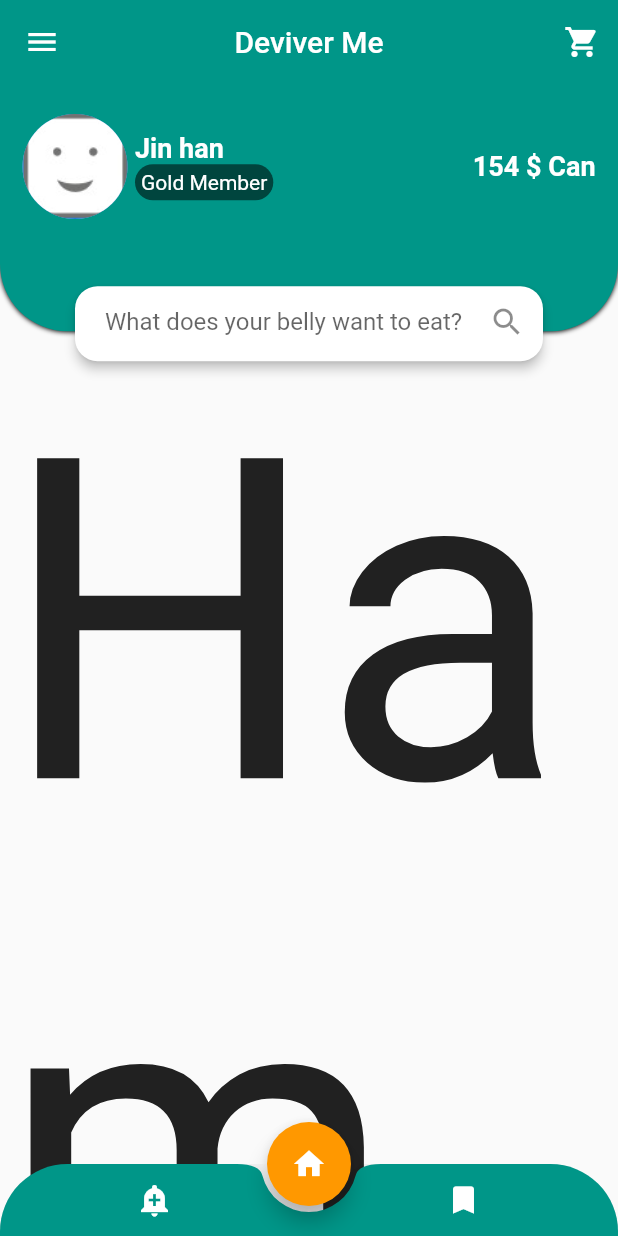
After one commit to jinhan38/flutter_exam_jinhan, a Flutter app: the screen it shows after launch, after a tap on "햄버거앱", on a phone screen of 412 x 824 dp. The commit adds this screen. Run offline on Flutter 3.47's test engine with Material 2 defaults, Android fonts, the phone set to English and light mode, and no system bars; our stand-ins replace flutter_spinkit, flutter_svg, fluttertoast, geolocator, google_fonts, timer_builder.

Commit message:
hamburger app  developing

```diff
--- /dev/null
+++ b/lib/hamburger/Hamburger.dart
@@ -0,0 +1,70 @@
+import 'package:flutter/material.dart';
+
+import 'Header.dart';
+
+class Hamburger extends StatefulWidget {
+  const Hamburger({Key? key}) : super(key: key);
+
+  @override
+  _HamburgerState createState() => _HamburgerState();
+}
+
+class _HamburgerState extends State<Hamburger> {
+  @override
+  Widget build(BuildContext context) {
+    return Scaffold(
+      body: CustomScrollView(
+        slivers: [
+          SliverAppBar(
+            pinned: true,
+            centerTitle: true,
+            title: (Text("Deviver Me")),
+            leading: IconButton(onPressed: () {}, icon: Icon(Icons.menu)),
+            actions: [
+              IconButton(onPressed: () {}, icon: Icon(Icons.shopping_cart))
+            ],
+          ),
+          Header(),
+          SliverList(
+              delegate: SliverChildListDelegate(
+                  [Text("Hamburger", style: TextStyle(fontSize: 300))])),
+        ],
+      ),
+      extendBody: true,
+      //extendBody 를 true로 하면 shape: CircularNotchedRectangle() 만든 바텀네비의 곡선부분을 투명으로 만든다
+      floatingActionButtonLocation: FloatingActionButtonLocation.centerDocked,
+      floatingActionButton: FloatingActionButton(
+        onPressed: () {},
+        child: Icon(Icons.home),
+      ),
+      bottomNavigationBar: ClipRRect(
+        borderRadius: BorderRadius.vertical(top: Radius.circular(45)),
+        child: Container(
+          // color: Colors.black38,
+          child: BottomAppBar(
+            shape: CircularNotchedRectangle(),
+            child: Row(
+              children: [
+                Spacer(),
+                IconButton(
+                  onPressed: () {},
+                  icon: Icon(
+                    Icons.add_alert,
+                    color: Colors.white,
+                  ),
+                ),
+                Spacer(),
+                Spacer(),
+                IconButton(
+                  onPressed: () {},
+                  icon: Icon(Icons.turned_in, color: Colors.white),
+                ),
+                Spacer(),
+              ],
+            ),
+          ),
+        ),
+      ),
+    );
+  }
+}
--- /dev/null
+++ b/lib/hamburger/Header.dart
@@ -0,0 +1,112 @@
+import 'package:flutter/cupertino.dart';
+import 'package:flutter/material.dart';
+
+class Header extends StatefulWidget {
+  @override
+  _HeaderState createState() => _HeaderState();
+}
+
+class _HeaderState extends State<Header> {
+  @override
+  Widget build(BuildContext context) {
+    //디바이스의 사이즈를 구해온다.
+    Size size = MediaQuery.of(context).size;
+    print("사이즈 확인 ${size.height}");
+    return SliverList(
+      delegate: SliverChildListDelegate(
+        [
+          Stack(
+            children: [
+              Column(
+                children: [
+                  Container(
+                    padding: EdgeInsets.symmetric(horizontal: 15.0),
+                    height: size.height / 5,
+                    decoration: BoxDecoration(
+                      color: Colors.teal,
+                      borderRadius: BorderRadius.vertical(
+                        bottom: Radius.circular(45),
+                      ),
+                      boxShadow: [BoxShadow(blurRadius: 2)],
+                    ),
+                    child: Column(
+                      children: [
+                        SizedBox(height: 20.0),
+                        Row(
+                          children: [
+                            CircleAvatar(
+                              backgroundColor: Colors.white70,
+                              radius: 35,
+                              child: CircleAvatar(
+                                backgroundImage: AssetImage("image/good.png"),
+                                radius: 35.0,
+                              ),
+                            ),
+                            SizedBox(width: 5),
+                            Column(
+                              crossAxisAlignment: CrossAxisAlignment.start,
+                              children: [
+                                Text(
+                                  "Jin han",
+                                  style: TextStyle(
+                                      color: Colors.white,
+                                      fontWeight: FontWeight.bold,
+                                      fontSize: 18),
+                                ),
+                                Container(
+                                  padding: EdgeInsets.all(4),
+                                  decoration: BoxDecoration(
+                                      borderRadius: BorderRadius.circular(20),
+                                      color: Colors.black54),
+                                  child: Text(
+                                    "Gold Member",
+                                    style: TextStyle(color: Colors.white),
+                                  ),
+                                ),
+                              ],
+                            ),
+                            Spacer(),
+                            // Spacer를 넣음으로써 154&Can text를 끝으로 보낼 수 있다.
+                            Text(
+                              "154 \$ Can",
+                              style: TextStyle(
+                                  color: Colors.white,
+                                  fontWeight: FontWeight.bold,
+                                  fontSize: 18),
+                            )
+                          ],
+                        )
+                      ],
+                    ),
+                  ),
+                  SizedBox(height: 20.0)
+                ],
+              ),
+              Positioned(
+                bottom: 0,
+                child: Container(
+                  width: size.width,
+                  height: 50,
+                  child: Card(
+                    elevation: 3,
+                    margin: EdgeInsets.symmetric(horizontal: 50),
+                    shape: RoundedRectangleBorder(
+                        borderRadius: BorderRadius.circular(15)),
+                    child: TextFormField(
+                      decoration: InputDecoration(
+                        border: InputBorder.none,
+                        labelText: "What does your belly want to eat?",
+                        suffixIcon: Icon(Icons.search),
+                        contentPadding:  EdgeInsets.only(left: 20)
+                      ),
+                    ),
+                  ),
+                ),
+              ),
+            ],
+          )
+        ],
+      ),
+    );
+  }
+}
--- a/lib/main.dart
+++ b/lib/main.dart
@@ -1,7 +1,7 @@
 import 'package:flutter/material.dart';
 import 'package:flutter_exam/future_async_await/FutureTest.dart';
+import 'package:flutter_exam/hamburger/Hamburger.dart';
 import 'package:flutter_exam/weather_app/WeatherMain.dart';
-
 import 'login_dice/LoginDiceApp.dart';
 import 'login_with_firebase/LoginWithFirebase.dart';
 
@@ -13,15 +13,21 @@ class MyApp extends StatelessWidget {
     return MaterialApp(
       debugShowCheckedModeBanner: false,
       title: 'jinhanExample',
-      // home: LoginDiceApp(),
-      theme: ThemeData(primaryColor: Colors.blue),
+      // theme: ThemeData(primaryColor: Colors.blue),
+      theme: ThemeData(
+          appBarTheme: AppBarTheme(color: Colors.teal, centerTitle: true),
+          primaryColor: Colors.blue,
+          floatingActionButtonTheme:
+              FloatingActionButtonThemeData(backgroundColor: Colors.orange),
+          bottomAppBarColor: Colors.teal),
       initialRoute: '/home',
       routes: {
         '/home': (context) => Home(),
         '/dice': (context) => LoginDiceApp(),
         '/snsLogin': (context) => LoginWithFirebase(),
-        '/futureTest' : (context) => FutureTest(),
-        '/weatherApp' : (context) => WeatherMain(),
+        '/futureTest': (context) => FutureTest(),
+        '/weatherApp': (context) => WeatherMain(),
+        '/hamburgerApp': (context) => Hamburger(),
         // '/future_async_await': (context) => Future_(),
       },
     );
@@ -44,8 +50,13 @@ class Home extends StatelessWidget {
           SizedBox(height: 15.0),
           moveButton(context: context, pushNamed: "/dice", text: '로그인/주사위'),
           moveButton(context: context, pushNamed: "/snsLogin", text: 'SNS 로그인'),
-          moveButton(context: context, pushNamed: "/futureTest", text: 'Future Test basic'),
+          moveButton(
+              context: context,
+              pushNamed: "/futureTest",
+              text: 'Future Test basic'),
           moveButton(context: context, pushNamed: "/weatherApp", text: '날씨앱'),
+          moveButton(
+              context: context, pushNamed: "/hamburgerApp", text: '햄버거앱'),
         ],
       ),
     );
--- a/lib/weather_app/WeatherMain.dart
+++ b/lib/weather_app/WeatherMain.dart
@@ -2,8 +2,7 @@ import 'package:flutter/material.dart';
 import 'package:flutter_exam/weather_app/MyLocation.dart';
 import 'package:flutter_exam/weather_app/Weather_screen.dart';
 import 'Network.dart';
-import 'package:google_fonts/google_fonts.dart';
-import 'package:flutter_svg/flutter_svg.dart';
+import 'package:flutter_spinkit/flutter_spinkit.dart';
 
 const api_key = "d408636772247d11fd077b7e4113b96d";
 
@@ -15,6 +14,12 @@ class WeatherMain extends StatefulWidget {
 class _WeatherMainState extends State<WeatherMain> {
   double latitude3 = 0.0;
   double longitude3 = 0.0;
+
+
+  @override
+  void initState() {
+    callAPI();
+  }
 
   //await는 future의 값이 return될 때 까지 기다려야 한다는 의미이다.
   Future<void> callAPI() async {
@@ -43,24 +48,37 @@ class _WeatherMainState extends State<WeatherMain> {
   @override
   Widget build(BuildContext context) {
     return Scaffold(
-      appBar: AppBar(
-        title: Text('Weather App',
-            style: TextStyle(color: Colors.white, fontSize: 16.0)),
-        backgroundColor: Colors.blue,
-        centerTitle: true,
-      ),
+      backgroundColor: Colors.amber,
       body: Center(
-        child: Column(
-          mainAxisAlignment: MainAxisAlignment.center,
-          children: [
-            ElevatedButton(
-                onPressed: () {
-                  callAPI();
-                },
-                child: Text('Get my Location')),
-          ],
+        child: SpinKitDoubleBounce(
+          color: Colors.white,
+          size: 80.0,
         ),
       ),
     );
   }
+
+// @override
+// Widget build(BuildContext context) {
+//   return Scaffold(
+//     appBar: AppBar(
+//       title: Text('Weather App',
+//           style: TextStyle(color: Colors.white, fontSize: 16.0)),
+//       backgroundColor: Colors.blue,
+//       centerTitle: true,
+//     ),
+//     body: Center(
+//       child: Column(
+//         mainAxisAlignment: MainAxisAlignment.center,
+//         children: [
+//           ElevatedButton(
+//               onPressed: () {
+//               },
+//               child: Text('Get my Location')),
+//         ],
+//       ),
+//     ),
+//   );
+// }
+
 }
--- a/lib/weather_app/Weather_screen.dart
+++ b/lib/weather_app/Weather_screen.dart
@@ -46,7 +46,7 @@ class _Weather_screenState extends State<Weather_screen> {
     int index = air['list'][0]['main']['aqi'];
     airIcon = Model().getAirIcon(index);
     airState = Model().getAirCondition(index);
-    dust1 = air['list'][0]['components']['pm10'];
+    dust1 = air['list'][0]['components'][ 'pm10'];
     dust2 = air['list'][0]['components']['pm2_5'];
   }
 
@@ -56,7 +56,7 @@ class _Weather_screenState extends State<Weather_screen> {
   }
 
   @override
-  Widget build(BuildContext context) {
+  Widget build(BuildContext contexts) {
     return Scaffold(
       extendBodyBehindAppBar: true, //body를 앱바 위치까지 확장한다는 의미
       appBar: AppBar(
--- a/pubspec.yaml
+++ b/pubspec.yaml
@@ -35,6 +35,7 @@ dependencies:
   flutter_svg: ^0.22.0
   timer_builder: ^2.0.0
   intl: ^0.17.0
+  flutter_spinkit: ^5.0.0
 
 dev_dependencies:
   flutter_test:
```
Also changed, not shown: pubspec.lock, 1 other file.
